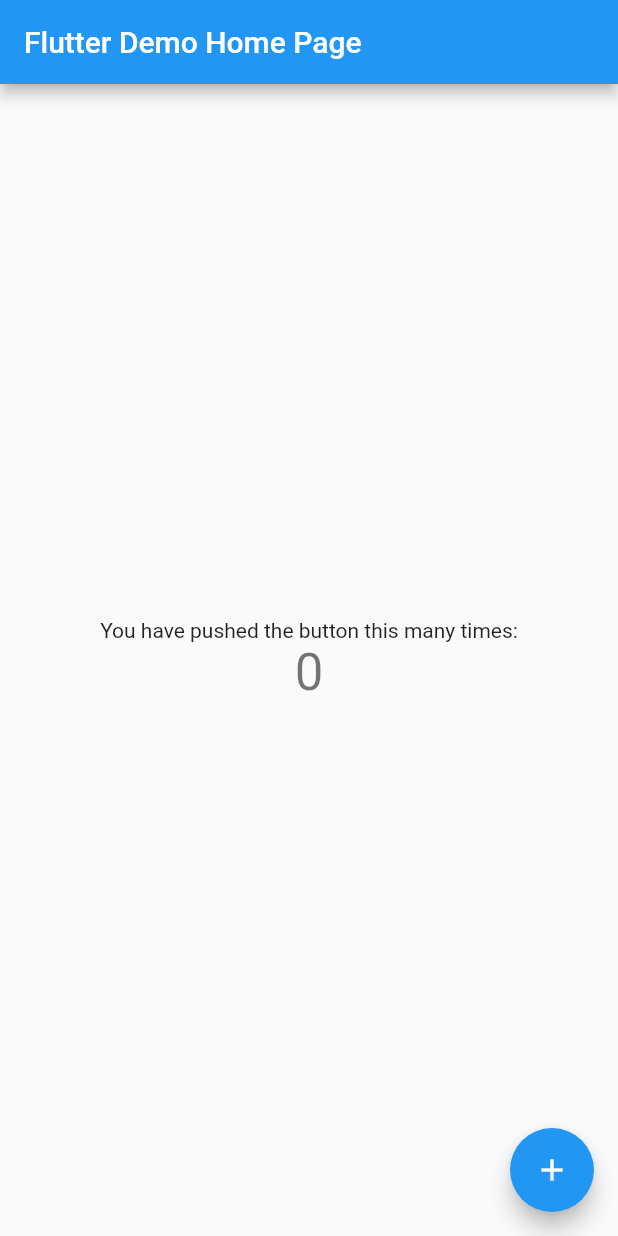
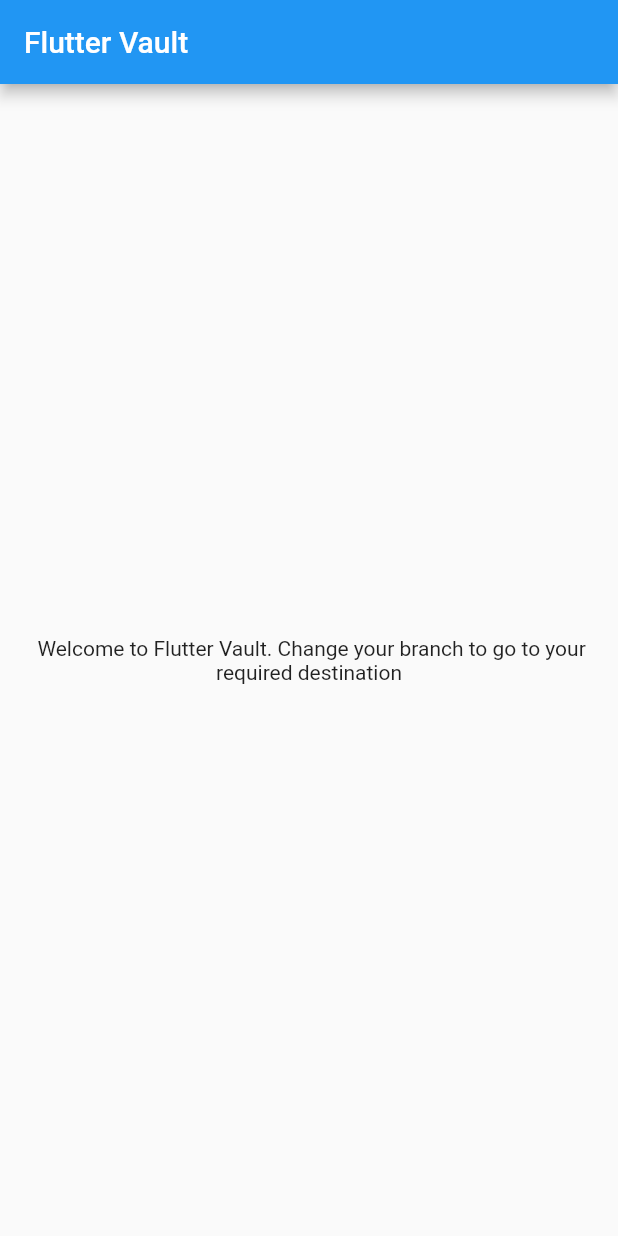
Before and after one commit to nirjanmunshi/flutter_vault, a Flutter app: the screen it shows after launch, on a phone screen of 412 x 824 dp. Run offline on Flutter 3.47's test engine with Material 2 defaults, Android fonts, the phone set to English and light mode, and no system bars.

Commit message:
# main page created

```diff
--- a/lib/main.dart
+++ b/lib/main.dart
@@ -5,39 +5,21 @@
 }
 
 class MyApp extends StatelessWidget {
-  // This widget is the root of your application.
   @override
   Widget build(BuildContext context) {
     return MaterialApp(
-      title: 'Flutter Demo',
+      title: 'Flutter Vault',
+      debugShowCheckedModeBanner: false,
       theme: ThemeData(
-        // This is the theme of your application.
-        //
-        // Try running your application with "flutter run". You'll see the
-        // application has a blue toolbar. Then, without quitting the app, try
-        // changing the primarySwatch below to Colors.green and then invoke
-        // "hot reload" (press "r" in the console where you ran "flutter run",
-        // or simply save your changes to "hot reload" in a Flutter IDE).
-        // Notice that the counter didn't reset back to zero; the application
-        // is not restarted.
         primarySwatch: Colors.blue,
       ),
-      home: MyHomePage(title: 'Flutter Demo Home Page'),
+      home: MyHomePage(title: 'Flutter Vault'),
     );
   }
 }
 
 class MyHomePage extends StatefulWidget {
   MyHomePage({Key key, this.title}) : super(key: key);
-
-  // This widget is the home page of your application. It is stateful, meaning
-  // that it has a State object (defined below) that contains fields that affect
-  // how it looks.
-
-  // This class is the configuration for the state. It holds the values (in this
-  // case the title) provided by the parent (in this case the App widget) and
-  // used by the build method of the State. Fields in a Widget subclass are
-  // always marked "final".
 
   final String title;
 
@@ -46,68 +28,20 @@
 }
 
 class _MyHomePageState extends State<MyHomePage> {
-  int _counter = 0;
-
-  void _incrementCounter() {
-    setState(() {
-      // This call to setState tells the Flutter framework that something has
-      // changed in this State, which causes it to rerun the build method below
-      // so that the display can reflect the updated values. If we changed
-      // _counter without calling setState(), then the build method would not be
-      // called again, and so nothing would appear to happen.
-      _counter++;
-    });
-  }
-
   @override
   Widget build(BuildContext context) {
-    // This method is rerun every time setState is called, for instance as done
-    // by the _incrementCounter method above.
-    //
-    // The Flutter framework has been optimized to make rerunning build methods
-    // fast, so that you can just rebuild anything that needs updating rather
-    // than having to individually change instances of widgets.
     return Scaffold(
       appBar: AppBar(
-        // Here we take the value from the MyHomePage object that was created by
-        // the App.build method, and use it to set our appbar title.
         title: Text(widget.title),
       ),
       body: Center(
-        // Center is a layout widget. It takes a single child and positions it
-        // in the middle of the parent.
-        child: Column(
-          // Column is also a layout widget. It takes a list of children and
-          // arranges them vertically. By default, it sizes itself to fit its
-          // children horizontally, and tries to be as tall as its parent.
-          //
-          // Invoke "debug painting" (press "p" in the console, choose the
-          // "Toggle Debug Paint" action from the Flutter Inspector in Android
-          // Studio, or the "Toggle Debug Paint" command in Visual Studio Code)
-          // to see the wireframe for each widget.
-          //
-          // Column has various properties to control how it sizes itself and
-          // how it positions its children. Here we use mainAxisAlignment to
-          // center the children vertically; the main axis here is the vertical
-          // axis because Columns are vertical (the cross axis would be
-          // horizontal).
-          mainAxisAlignment: MainAxisAlignment.center,
-          children: <Widget>[
-            Text(
-              'You have pushed the button this many times:',
-            ),
-            Text(
-              '$_counter',
-              style: Theme.of(context).textTheme.headline4,
-            ),
-          ],
+          child: Padding(
+        padding: const EdgeInsets.all(16.0),
+        child: Text(
+          ' Welcome to Flutter Vault. Change your branch to go to your required destination',
+          textAlign: TextAlign.center,
         ),
-      ),
-      floatingActionButton: FloatingActionButton(
-        onPressed: _incrementCounter,
-        tooltip: 'Increment',
-        child: Icon(Icons.add),
-      ), // This trailing comma makes auto-formatting nicer for build methods.
+      )),
     );
   }
 }
```
